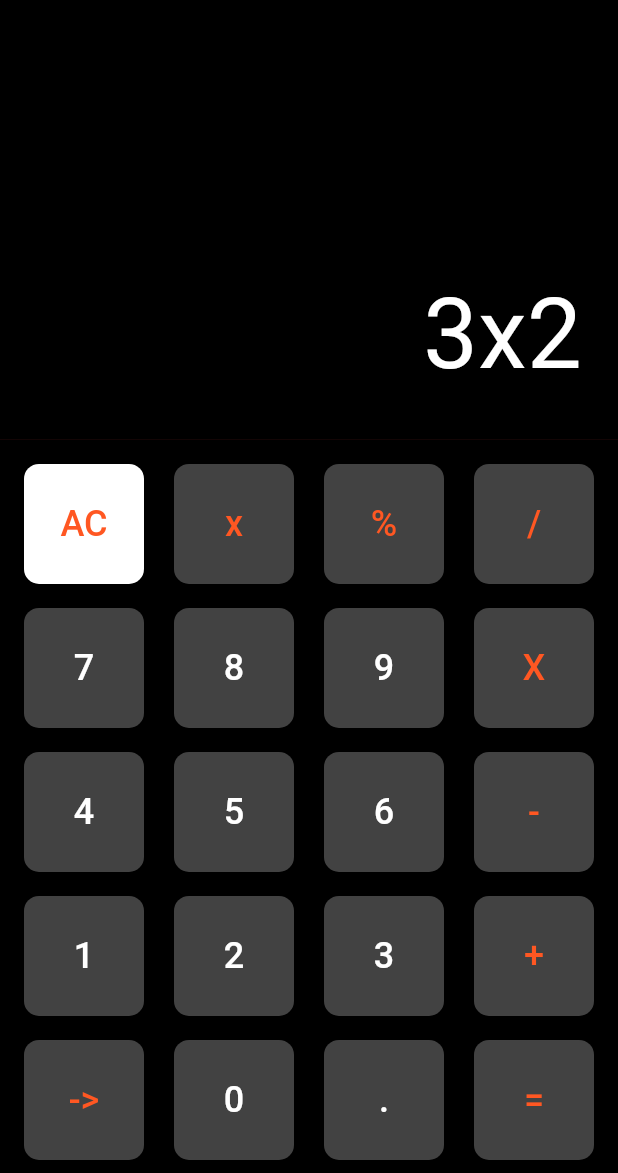
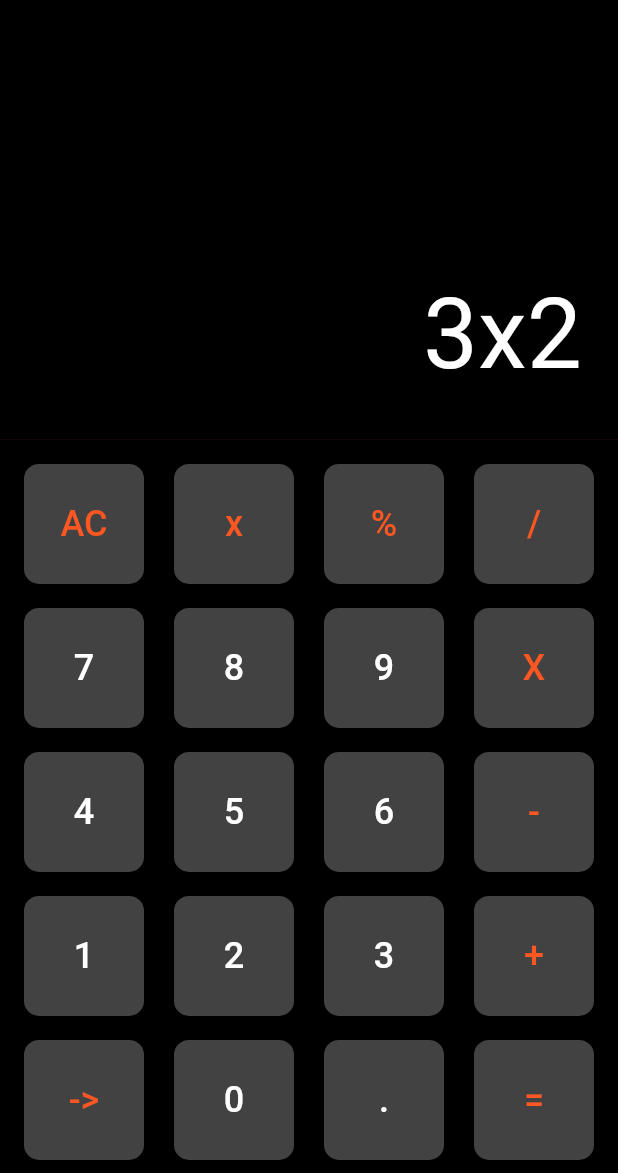
Before and after one commit to ArtoriasDWater/blog, a Flutter app: the screen it shows after launch, on a phone screen of 412 x 824 dp, the part 63-1236 px from its top. Run offline on Flutter 3.47's test engine with Material 3 defaults, Android fonts, the phone set to English and light mode, and no system bars.

```diff
--- a/lib/main.dart
+++ b/lib/main.dart
@@ -59,7 +59,7 @@ class MyApp extends StatelessWidget {
                       children: [
                         BotonCalculadora(
                           texto: 'AC',
-                          colorFondo: Colors.white,
+                          colorFondo: Colors.grey.shade800,
                           colorTexto: Colors.deepOrange,
                         ),
                         BotonCalculadora(
```
